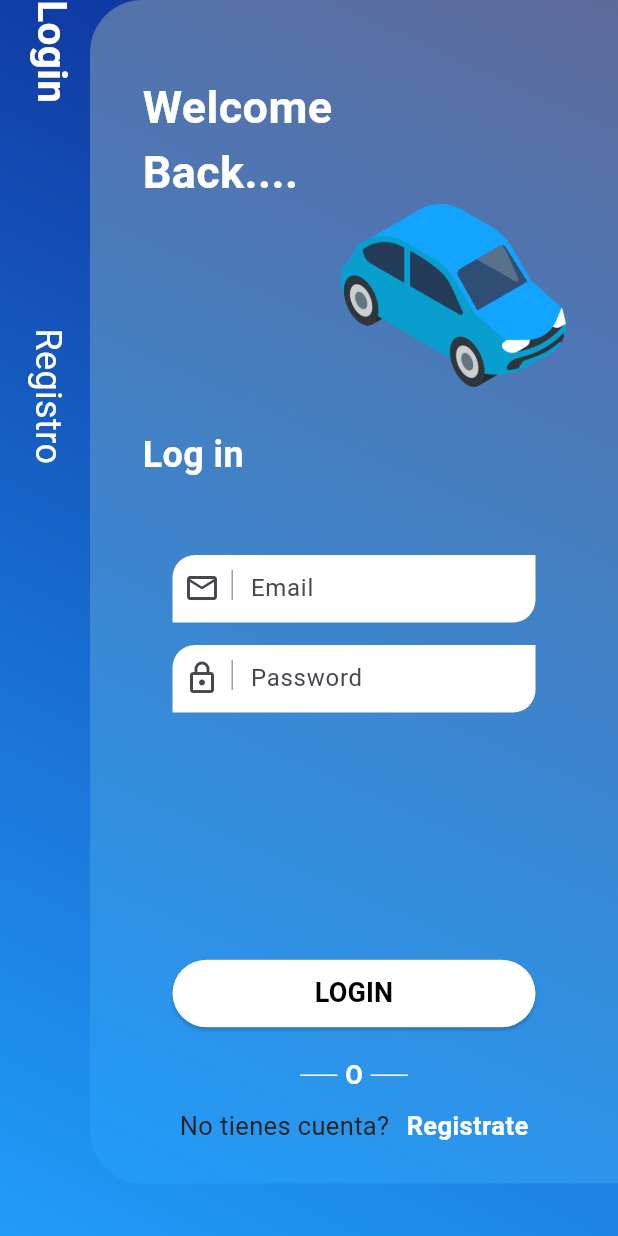
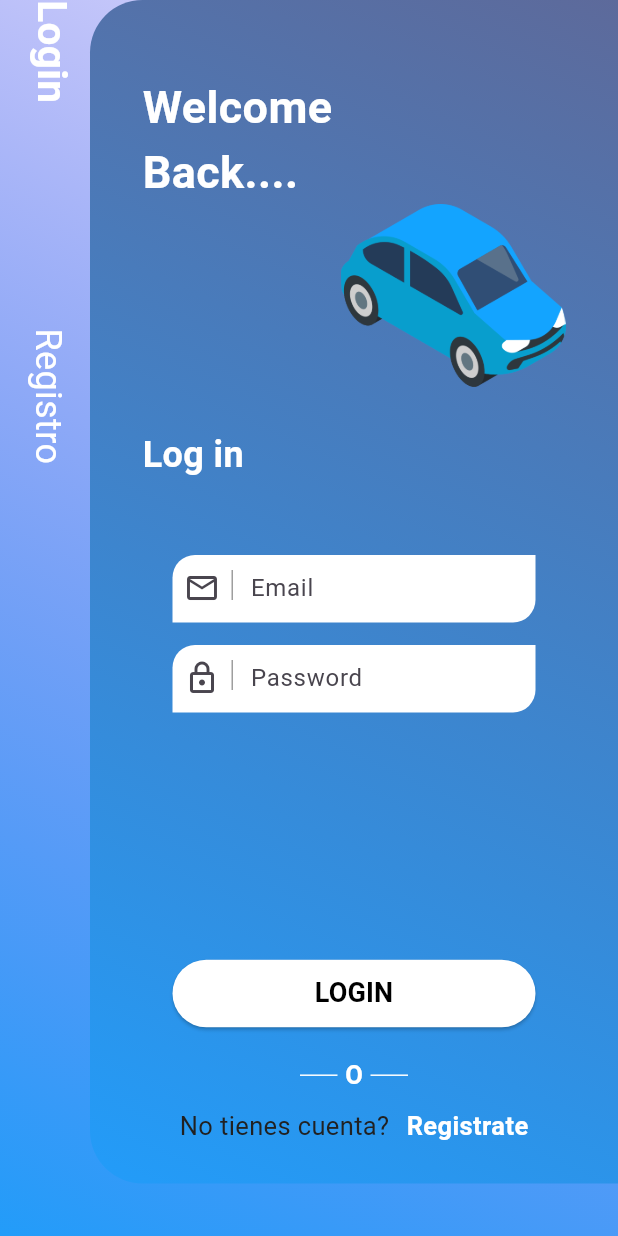
Before and after one commit to Coruta-Team/CoRuta-App, a Flutter app: the LoginPage screen opened by its route, on a phone screen of 412 x 824 dp. Run offline on Flutter 3.47's test engine with Material 3 defaults, Android fonts, the phone set to English and light mode, and no system bars; our stand-ins replace equatable, flutter_bloc.

Commit message:
nose
oooolllaaa

```diff
--- a/Frontend Flutter/flutter projects 2/indriver_clone_flutter/lib/src/presentation/pages/authentication/login/LoginContent.dart
+++ b/Frontend Flutter/flutter projects 2/indriver_clone_flutter/lib/src/presentation/pages/authentication/login/LoginContent.dart
@@ -26,7 +26,7 @@ class LoginContent extends StatelessWidget {
                 begin: Alignment.topRight,
                 end: Alignment.bottomLeft,
                 colors: [
-                  Color.fromARGB(255, 12, 38, 145),
+                  Color.fromARGB(34, 40, 49, 1000),
                   Color.fromARGB(255, 34, 156, 249),
                 ],
               ),
```
